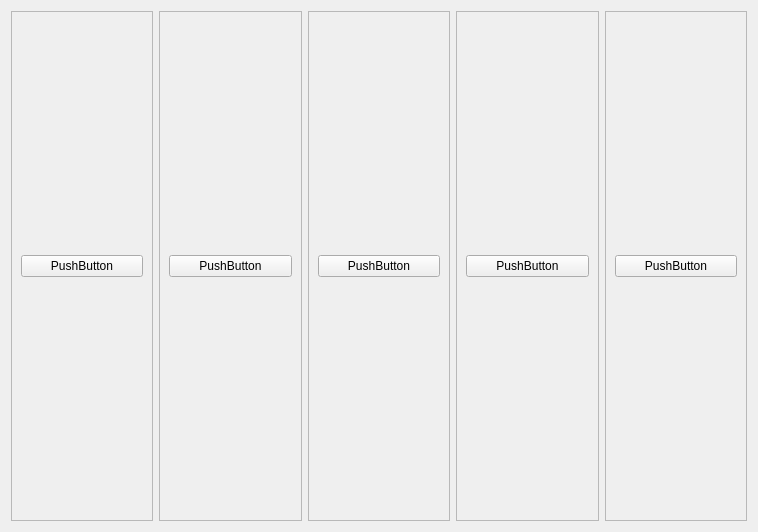
The window that cselect/mageselect.ui (Silishark/Dnd-in-terminal) describes before a commit, drawn with Qt 5.
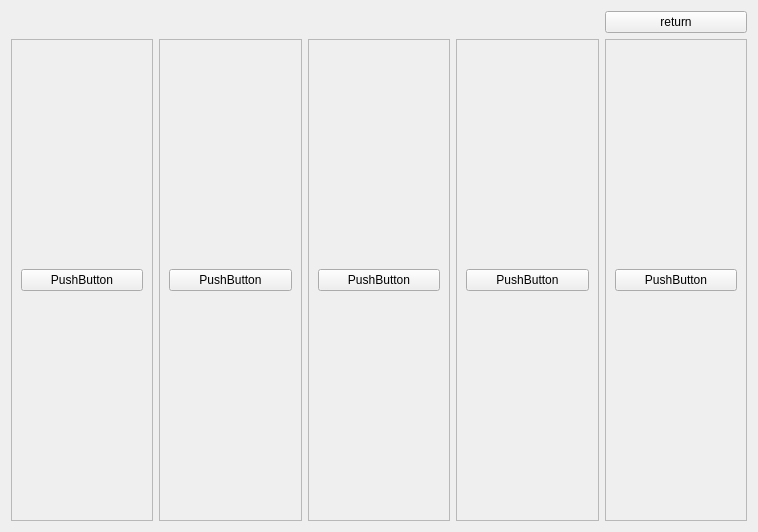
The same window after the commit.

What changed in the file:
```diff
--- a/cselect/mageselect.ui
+++ b/cselect/mageselect.ui
@@ -13,18 +13,18 @@
   <property name="windowTitle">
    <string>Form</string>
   </property>
-  <layout class="QHBoxLayout" name="horizontalLayout">
-   <item>
-    <widget class="QFrame" name="frame">
+  <layout class="QGridLayout" name="gridLayout">
+   <item row="1" column="4">
+    <widget class="QFrame" name="frame_3">
      <property name="frameShape">
       <enum>QFrame::Shape::StyledPanel</enum>
      </property>
      <property name="frameShadow">
       <enum>QFrame::Shadow::Raised</enum>
      </property>
-     <layout class="QVBoxLayout" name="verticalLayout_5">
+     <layout class="QVBoxLayout" name="verticalLayout">
       <item>
-       <widget class="QPushButton" name="pushButton">
+       <widget class="QPushButton" name="pushButton_5">
         <property name="text">
          <string>PushButton</string>
         </property>
@@ -33,26 +33,7 @@
      </layout>
     </widget>
    </item>
-   <item>
-    <widget class="QFrame" name="frame_5">
-     <property name="frameShape">
-      <enum>QFrame::Shape::StyledPanel</enum>
-     </property>
-     <property name="frameShadow">
-      <enum>QFrame::Shadow::Raised</enum>
-     </property>
-     <layout class="QVBoxLayout" name="verticalLayout_4">
-      <item>
-       <widget class="QPushButton" name="pushButton_2">
-        <property name="text">
-         <string>PushButton</string>
-        </property>
-       </widget>
-      </item>
-     </layout>
-    </widget>
-   </item>
-   <item>
+   <item row="1" column="2">
     <widget class="QFrame" name="frame_4">
      <property name="frameShape">
       <enum>QFrame::Shape::StyledPanel</enum>
@@ -71,7 +52,26 @@
      </layout>
     </widget>
    </item>
-   <item>
+   <item row="1" column="0">
+    <widget class="QFrame" name="frame">
+     <property name="frameShape">
+      <enum>QFrame::Shape::StyledPanel</enum>
+     </property>
+     <property name="frameShadow">
+      <enum>QFrame::Shadow::Raised</enum>
+     </property>
+     <layout class="QVBoxLayout" name="verticalLayout_5">
+      <item>
+       <widget class="QPushButton" name="pushButton">
+        <property name="text">
+         <string>PushButton</string>
+        </property>
+       </widget>
+      </item>
+     </layout>
+    </widget>
+   </item>
+   <item row="1" column="3">
     <widget class="QFrame" name="frame_2">
      <property name="frameShape">
       <enum>QFrame::Shape::StyledPanel</enum>
@@ -90,17 +90,17 @@
      </layout>
     </widget>
    </item>
-   <item>
-    <widget class="QFrame" name="frame_3">
+   <item row="1" column="1">
+    <widget class="QFrame" name="frame_5">
      <property name="frameShape">
       <enum>QFrame::Shape::StyledPanel</enum>
      </property>
      <property name="frameShadow">
       <enum>QFrame::Shadow::Raised</enum>
      </property>
-     <layout class="QVBoxLayout" name="verticalLayout">
+     <layout class="QVBoxLayout" name="verticalLayout_4">
       <item>
-       <widget class="QPushButton" name="pushButton_5">
+       <widget class="QPushButton" name="pushButton_2">
         <property name="text">
          <string>PushButton</string>
         </property>
@@ -109,6 +109,13 @@
      </layout>
     </widget>
    </item>
+   <item row="0" column="4">
+    <widget class="QPushButton" name="returnButton">
+     <property name="text">
+      <string>return</string>
+     </property>
+    </widget>
+   </item>
   </layout>
  </widget>
  <resources/>
```
